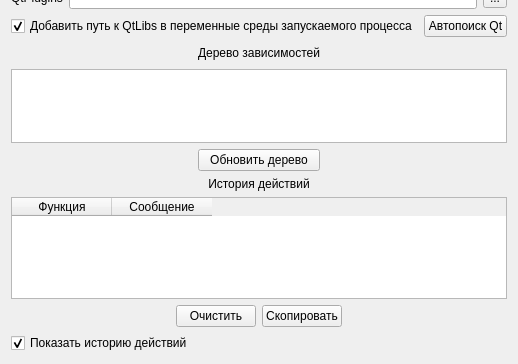
This is mainwindow.ui in HardArchive/DLLCollector_recode as Qt 5 draws it before an edit; both pictures show x 0 to 518 and y 192 to 556 of the 518 by 556 pixel window. The edited form follows.
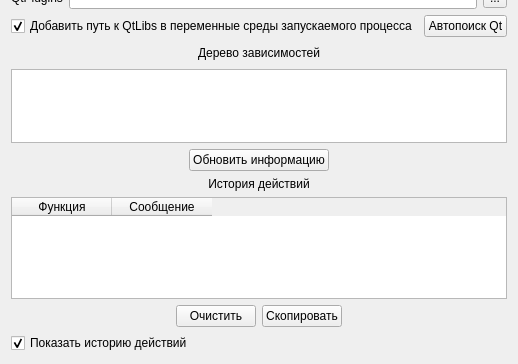
This is the edited form.

What changed in the file:
```diff
--- a/mainwindow.ui
+++ b/mainwindow.ui
@@ -509,7 +509,7 @@
          <string>Обновляем дерево зависимостей</string>
         </property>
         <property name="text">
-         <string>Обновить дерево</string>
+         <string>Обновить информацию</string>
         </property>
        </widget>
       </item>
```
Left out of the diff: 6 changed lines with no effect on the pictures.
